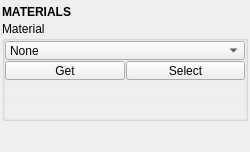
The window that tentacle/ui/materials.ui (m3trik/tentacle) describes before a commit, drawn with Qt 5.
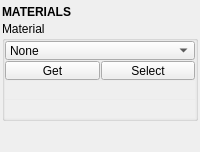
The same window after the commit. Custom widgets are drawn as their Qt base class.

```diff
--- a/tentacle/ui/materials.ui
+++ b/tentacle/ui/materials.ui
@@ -9,7 +9,7 @@
    <rect>
     <x>0</x>
     <y>0</y>
-    <width>250</width>
+    <width>200</width>
     <height>146</height>
    </rect>
   </property>
@@ -31,7 +31,7 @@
   <widget class="QWidget" name="central_widget">
    <property name="minimumSize">
     <size>
-     <width>250</width>
+     <width>200</width>
      <height>0</height>
     </size>
    </property>
```
Left out of the diff: 2 changed lines with no effect on the pictures.
